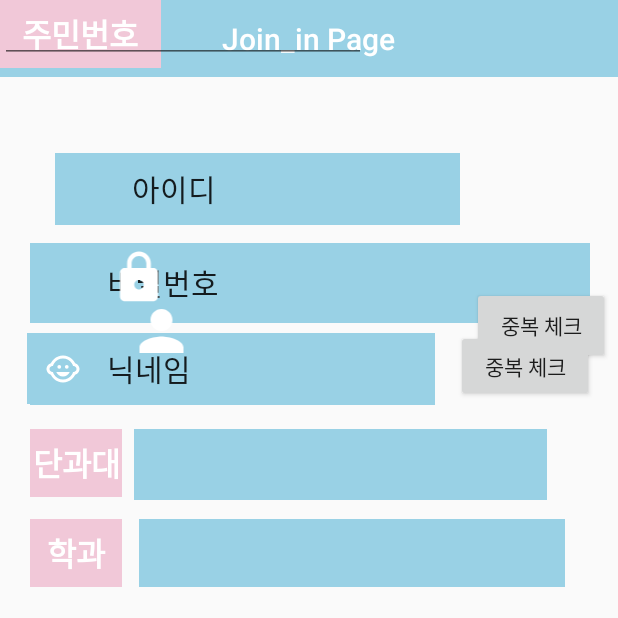
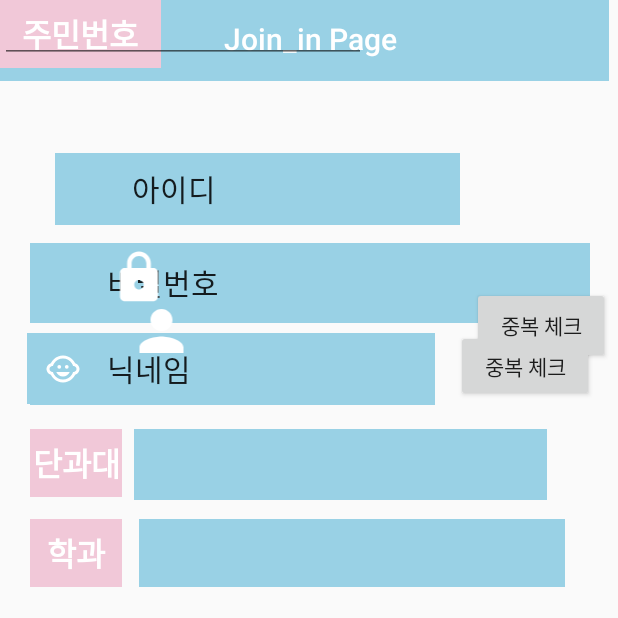
Before and after one commit to seo05048/MyApplication2, an Android app: the JoinActivity screen opened directly, with no data from a screen before it, on a phone screen of 412 x 824 dp, the top half of it. Run offline under Robolectric (Android 15) with nearby library versions, the phone set to English and light mode, and no system bars.

Commit message:
Update activity_join.xml

```diff
--- a/app/src/main/res/layout/activity_join.xml
+++ b/app/src/main/res/layout/activity_join.xml
@@ -89,9 +89,8 @@
 
     <android.support.constraint.ConstraintLayout
         android:id="@+id/appBarLayout5"
-        android:layout_width="473dp"
-        android:layout_height="51dp"
-        android:layout_marginTop="0dp"
+        android:layout_width="406dp"
+        android:layout_height="54dp"
         android:layout_marginBottom="108dp"
         android:background="#99D1E5"
         android:theme="@style/AppTheme.AppBarOverlay"
@@ -102,8 +101,8 @@
 
         <TextView
             android:id="@+id/title"
-            android:layout_width="411dp"
-            android:layout_height="0dp"
+            android:layout_width="413dp"
+            android:layout_height="52dp"
             android:background="#99D1E5"
             android:gravity="center"
             android:minHeight="?actionBarSize"
```
